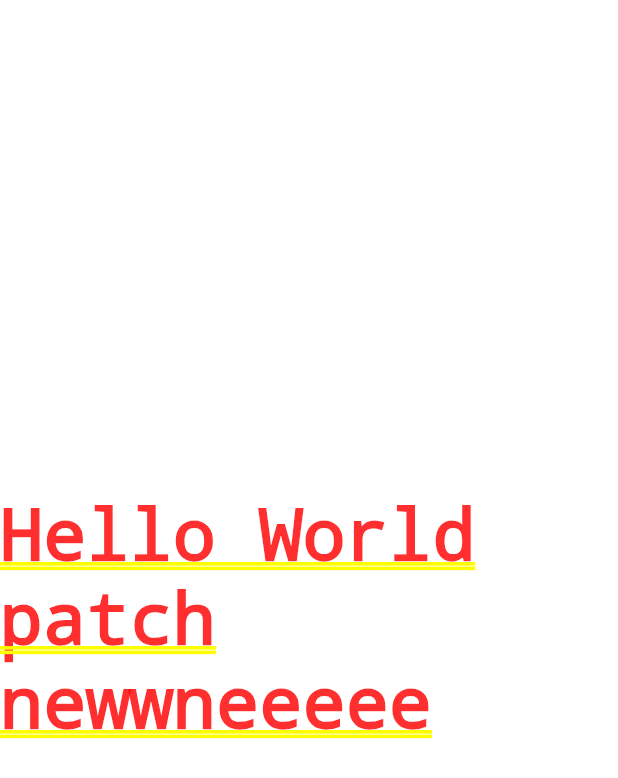
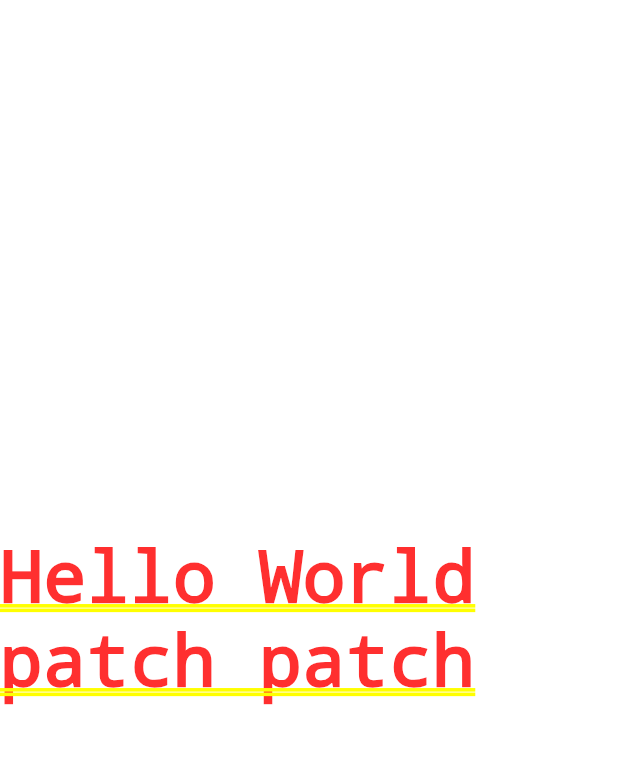
Before and after one commit to bingningO/flutter-shorebird-test, a Flutter app: the screen it shows after launch, on a phone screen of 412 x 824 dp. Shown: the top 778 px of the screen. Run offline on Flutter 3.47's test engine with Material 3 defaults, Android fonts, the phone set to English and light mode, and no system bars; missing offline and left inert: shorebird_code_push; statements that could not run were skipped.

Commit message:
new new new patch

```diff
--- a/lib/main.dart
+++ b/lib/main.dart
@@ -28,7 +28,7 @@ class MainApp extends StatelessWidget {
         useMaterial3: true,
       ),
       home: Center(
-       child: Text("Hello World patch newwneeeee"),
+       child: Text("Hello World patch patch "),
       )
     );
   }
```
